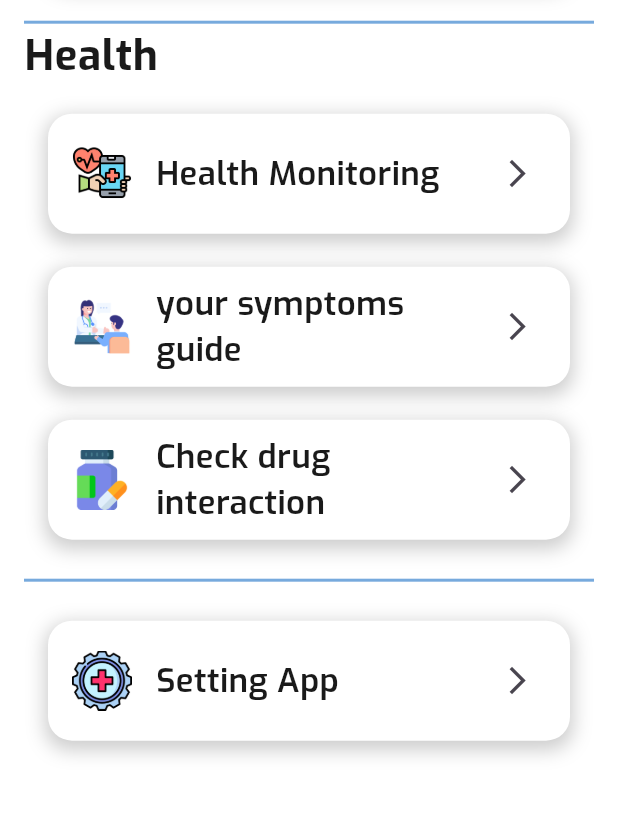
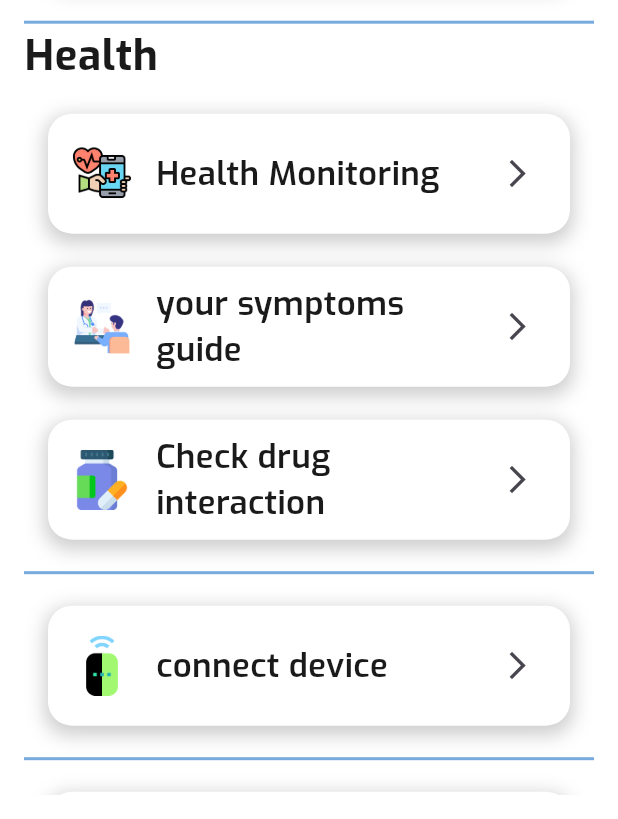
Before and after one commit to AbdAlrahmanmohamedelsayed/smartpill, a Flutter app: the MenuView widget shown alone on an empty page, opened directly, on a phone screen of 412 x 824 dp, the part 417-1236 px from its top. Run offline on Flutter 3.47's test engine with Material 3 defaults, Android fonts, the phone set to English and light mode, and no system bars; our stand-ins replace animate_do, animated_custom_dropdown, easy_date_timeline, flutter_onboarding_slider, lottie.

Commit message:
edit lay out and bottom nav && edit menu view

```diff
--- a/lib/core/theme/app_theme_manager.dart
+++ b/lib/core/theme/app_theme_manager.dart
@@ -9,8 +9,7 @@ class AppThemeManager {
     bottomNavigationBarTheme: BottomNavigationBarThemeData(
       showUnselectedLabels: false,
       selectedItemColor: primary,
-      backgroundColor: Colors.transparent,
-      elevation: 0,
+      backgroundColor: AppColor.whiteColor,
     ),
     floatingActionButtonTheme: FloatingActionButtonThemeData(
       shape: StadiumBorder(side: BorderSide(width: 5, color: primary)),
--- a/lib/features/screens/menu/menu_view.dart
+++ b/lib/features/screens/menu/menu_view.dart
@@ -87,7 +87,7 @@ class MenuView extends StatelessWidget {
               tittle: 'Check drug interaction',
             ),
             const SizedBox(
-              height: 20,
+              height: 15,
             ),
             Divider(
               height: 4,
@@ -95,7 +95,23 @@ class MenuView extends StatelessWidget {
               color: theme.primaryColor,
             ),
             const SizedBox(
-              height: 20,
+              height: 15,
+            ),
+            CustomListtile(
+              onTap: () {},
+              imagePath: 'assets/images/icons/smart-device.png',
+              tittle: 'connect device',
+            ),
+            const SizedBox(
+              height: 15,
+            ),
+            Divider(
+              height: 4,
+              thickness: 2,
+              color: theme.primaryColor,
+            ),
+            const SizedBox(
+              height: 15,
             ),
             CustomListtile(
               onTap: () {
@@ -104,6 +120,31 @@ class MenuView extends StatelessWidget {
               imagePath: 'assets/images/icons/setting.png',
               tittle: 'Setting App',
             ),
+            const SizedBox(
+              height: 15,
+            ),
+            ElevatedButton(
+                style: ElevatedButton.styleFrom(
+                    shape: RoundedRectangleBorder(
+                        borderRadius: BorderRadius.circular(20),
+                        side: const BorderSide(
+                            width: 3, color: AppColor.primaryColor)),
+                    backgroundColor: AppColor.whiteColor,
+                    padding: const EdgeInsets.symmetric(
+                        horizontal: 22, vertical: 22)),
+                onPressed: () {},
+                child: Row(
+                  children: [
+                    Image.asset(width: 30, 'assets/images/icons/check-out.png'),
+                    const SizedBox(
+                      width: 22,
+                    ),
+                    Text(
+                      'Logout',
+                      style: theme.textTheme.bodyMedium,
+                    )
+                  ],
+                )),
           ],
         ),
       ),
```
Also changed, not shown: lib/core/config/appRouter.dart (+5 -5 lines), lib/features/layout/layout_view.dart (+55 -16 lines), lib/features/screens/notification/notifications.dart (added, +10 -0 lines), lib/features/screens/report/report_view.dart (added, +10 -0 lines), assets/images/icons/check-out.png (added), assets/images/icons/medical-report.png (added), assets/images/icons/notif_pill.png (added), assets/images/icons/smart-device.png (renamed from assets/images/icons/smart-home.png), lib/features/screens/menu/HealthMonitoring/health_view.dart (renamed from lib/features/screens/HealthMonitoring/health_view.dart), lib/features/screens/menu/chatTips/Chat_view.dart (renamed from lib/features/screens/chatTips/Chat_view.dart), lib/features/screens/menu/drug_interaction/drug_interaction_view.dart (renamed from lib/features/screens/drug_interaction/drug_interaction_view.dart), lib/features/screens/menu/settings/setting_screens/theme_and_lang_view.dart (renamed from lib/features/screens/settings/setting_screens/theme_and_lang_view.dart), lib/features/screens/menu/settings/settings_view.dart (renamed from lib/features/screens/settings/settings_view.dart).
